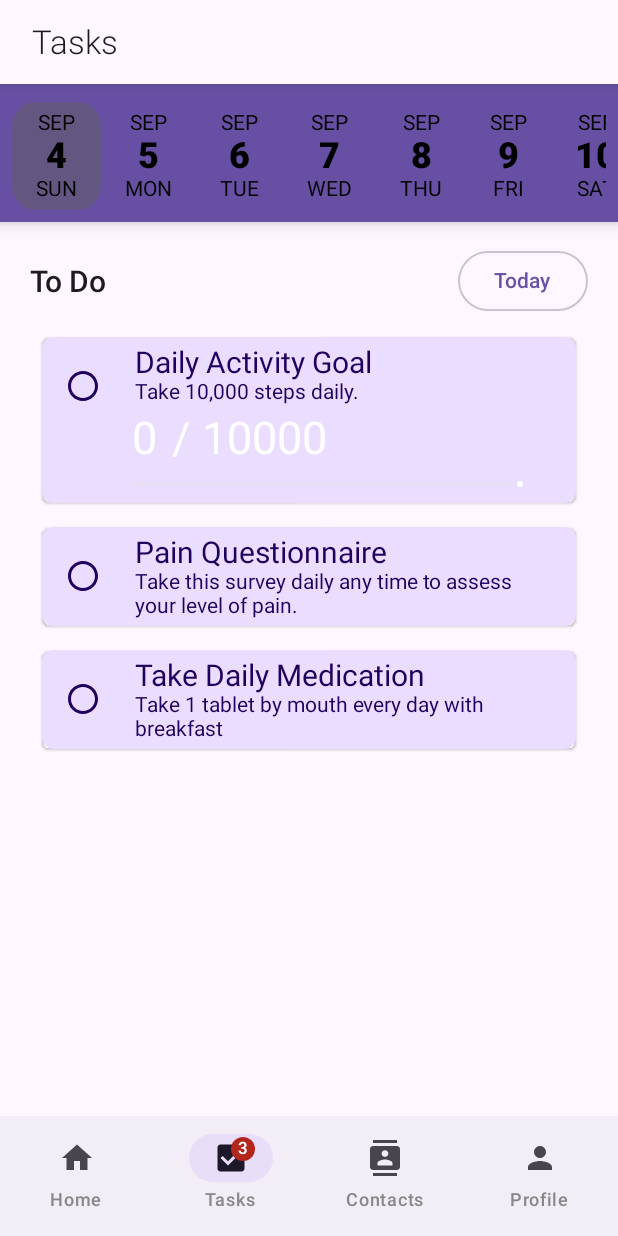
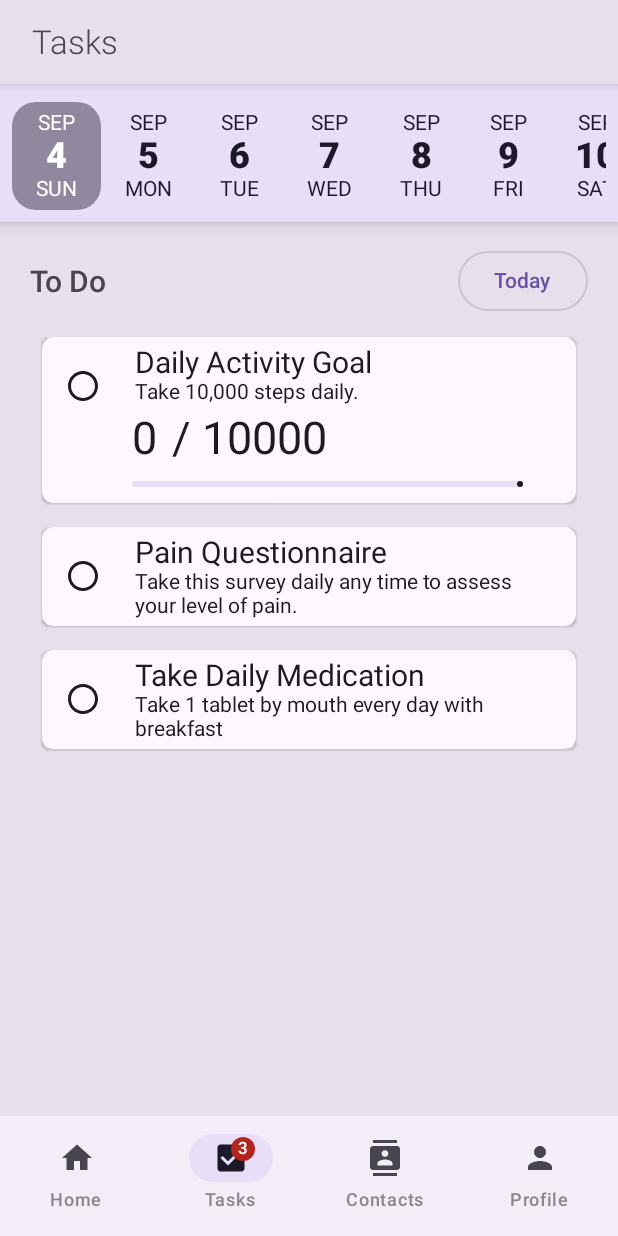
Before and after one commit to CardinalKit/CardinalKit-Android, an Android app built with Jetpack Compose: the @Preview function MainScreen, item 2 of the bottom bar chosen, on a phone screen of 412 x 824 dp. Run offline under Robolectric (Android 15) with nearby library versions, the phone set to English and light mode, and no system bars; our stand-ins replace Dagger/Hilt's generated code, Firebase (no records; nobody signed in at launch, a user with empty details on screens opened directly), Timber, accompanist; libraries missing offline, so code that uses them is left out: androidx.health.connect; 3 statements that could not run were skipped.

Commit message:
Updates all main screens

```diff
--- a/app/src/main/java/edu/stanford/cardinalkit/presentation/home/HomeScreen.kt
+++ b/app/src/main/java/edu/stanford/cardinalkit/presentation/home/HomeScreen.kt
@@ -42,15 +42,16 @@ fun HomeScreen(
                         text = stringResource(R.string.home_screen_title),
                         modifier = Modifier.padding(5.dp),
                         fontSize = 22.sp,
-                        fontWeight = FontWeight.Light
+                        fontWeight = FontWeight.Light,
+                        color = MaterialTheme.colorScheme.onSurfaceVariant
                     )
                 },
-                backgroundColor = MaterialTheme.colorScheme.background,
-                contentColor = MaterialTheme.colorScheme.onBackground
+                backgroundColor = MaterialTheme.colorScheme.surfaceVariant,
+                contentColor = MaterialTheme.colorScheme.onSurfaceVariant
             )
 
         },
-        containerColor = MaterialTheme.colorScheme.surface,
+        containerColor = MaterialTheme.colorScheme.surfaceVariant,
         content = { padding ->
             Column(
                 modifier = Modifier
--- a/app/src/main/java/edu/stanford/cardinalkit/presentation/home/components/CKSurveyCard.kt
+++ b/app/src/main/java/edu/stanford/cardinalkit/presentation/home/components/CKSurveyCard.kt
@@ -23,7 +23,7 @@ fun CKSurveyCard(){
         modifier = Modifier
             .width(165.dp)
             .height(165.dp),
-        backgroundColor = MaterialTheme.colorScheme.secondaryContainer,
+        backgroundColor = MaterialTheme.colorScheme.secondary,
         shape = RoundedCornerShape(18),
     ){
         Column(
@@ -37,20 +37,20 @@ fun CKSurveyCard(){
                     text= "Edit Card",
                     fontSize = 18.sp,
                     fontWeight = FontWeight.SemiBold,
-                    color = MaterialTheme.colorScheme.onSecondaryContainer
+                    color = MaterialTheme.colorScheme.onSecondary
                 )
             }
             Spacer(modifier = Modifier.height(6.dp))
             Text(
                 text = "Lorem ipsum dolor sit amet, consectetur adipiscing elit.",
                 fontSize = 13.sp,
-                color = MaterialTheme.colorScheme.onSecondaryContainer
+                color = MaterialTheme.colorScheme.onSecondary
             )
             Spacer(modifier = Modifier.height(10.dp))
             Text(
                 "See More",
                 fontSize = 13.sp,
-                color = MaterialTheme.colorScheme.onSecondaryContainer
+                color = MaterialTheme.colorScheme.onSecondary
             )
         }
     }
--- a/app/src/main/java/edu/stanford/cardinalkit/presentation/home/components/LearnMoreCard.kt
+++ b/app/src/main/java/edu/stanford/cardinalkit/presentation/home/components/LearnMoreCard.kt
@@ -32,7 +32,7 @@ fun LearnMoreCard(){
         modifier = Modifier
             .fillMaxWidth()
             .clickable { },
-        backgroundColor = MaterialTheme.colorScheme.primaryContainer,
+        backgroundColor = MaterialTheme.colorScheme.primary,
         shape = RoundedCornerShape(18)
     ){
         Column(
@@ -42,19 +42,19 @@ fun LearnMoreCard(){
         ) {
             Text(
                 text= "Learn About CardinalKit",
-                color = MaterialTheme.colorScheme.onPrimaryContainer,
+                color = MaterialTheme.colorScheme.onPrimary,
                 fontWeight= FontWeight.SemiBold,
                 modifier = Modifier.padding(bottom = 5.dp),
                 fontSize = 20.sp
             )
             Text(
                 text= "Visit Cardinalkit.org",
-                color = MaterialTheme.colorScheme.onPrimaryContainer
+                color = MaterialTheme.colorScheme.onPrimary
             )
             Spacer(modifier = Modifier.height(40.dp))
             Text(
                 text= "See More",
-                color = MaterialTheme.colorScheme.onPrimaryContainer,
+                color = MaterialTheme.colorScheme.onPrimary,
                 fontWeight = FontWeight.SemiBold
             )
         }
--- a/app/src/main/java/edu/stanford/cardinalkit/presentation/home/components/StepsCard.kt
+++ b/app/src/main/java/edu/stanford/cardinalkit/presentation/home/components/StepsCard.kt
@@ -24,7 +24,7 @@ fun StepsCard(
             .width(165.dp)
             .height(165.dp)
             .clickable { },
-        backgroundColor = MaterialTheme.colorScheme.tertiaryContainer,
+        backgroundColor = MaterialTheme.colorScheme.tertiary,
         shape = RoundedCornerShape(18),
     ){
         Column(
@@ -38,12 +38,12 @@ fun StepsCard(
             Text(
                 text = "Steps",
                 fontSize = 25.sp,
-                color = MaterialTheme.colorScheme.onTertiaryContainer
+                color = MaterialTheme.colorScheme.onTertiary
             )
             Text(
                 text= viewModel.totalStepsToday.value.toString(),
                 fontSize = 40.sp,
-                color = MaterialTheme.colorScheme.onTertiaryContainer
+                color = MaterialTheme.colorScheme.onTertiary
             )
         }
     }
--- a/app/src/main/java/edu/stanford/cardinalkit/presentation/home/components/TaskCardUI.kt
+++ b/app/src/main/java/edu/stanford/cardinalkit/presentation/home/components/TaskCardUI.kt
@@ -51,7 +51,7 @@ fun TaskCardUI(
                     )
                 }
         Card(
-            backgroundColor = MaterialTheme.colorScheme.primaryContainer,
+            backgroundColor = MaterialTheme.colorScheme.surface,
             modifier = Modifier
                 .fillMaxWidth(),
             elevation = 0.dp,
@@ -65,26 +65,29 @@ fun TaskCardUI(
                     Text(
                         text = stringResource(R.string.task_progress),
                         fontSize = 15.sp,
-                        fontWeight = FontWeight.Medium
+                        fontWeight = FontWeight.Medium,
+                        color = MaterialTheme.colorScheme.onSurface
                     )
                     Spacer(modifier = Modifier.height(6.dp))
                     Row {
                         androidx.compose.material3.Icon(
                             imageVector = Icons.Filled.Assignment,
-                            contentDescription = "Complete a survey"
+                            contentDescription = "Complete a survey",
                         )
                         Spacer(modifier = Modifier.width(6.dp))
                         Text(
                             text = annotatedString1.toAnnotatedString(),
                             fontSize = 18.sp,
-                            fontWeight = FontWeight.ExtraBold
+                            fontWeight = FontWeight.ExtraBold,
+                            color = MaterialTheme.colorScheme.onSurface
                         )
                     }
                     Spacer(modifier = Modifier.height(6.dp))
                     Text(
                         text = stringResource(R.string.motivational_message),
                         fontSize = 14.sp,
-                        fontWeight = FontWeight.Normal
+                        fontWeight = FontWeight.Normal,
+                        color = MaterialTheme.colorScheme.onSurface
                     )
                 }
                 val num =
@@ -123,14 +126,15 @@ fun TaskProgressBar(percentage: Float) {
             )
         }
 
-        val annotatedString2 =
+        val percentDoneString =
             AnnotatedString.Builder("${percentage.toInt()}%\n${stringResource(R.string.done)}")
 
         Text(
-            text = annotatedString2.toAnnotatedString(),
+            text = percentDoneString.toAnnotatedString(),
             fontSize = 18.sp,
             fontWeight = FontWeight.Bold,
-            textAlign = TextAlign.Center
+            textAlign = TextAlign.Center,
+            color = MaterialTheme.colorScheme.primary
         )
     }
 }
--- a/app/src/main/java/edu/stanford/cardinalkit/presentation/profile/components/UserCard.kt
+++ b/app/src/main/java/edu/stanford/cardinalkit/presentation/profile/components/UserCard.kt
@@ -21,7 +21,7 @@ fun UserCard(
             .fillMaxWidth()
             .padding(vertical = 5.dp)
             .clickable { },
-        colors = CardDefaults.cardColors(MaterialTheme.colorScheme.background)
+        colors = CardDefaults.cardColors(MaterialTheme.colorScheme.surfaceVariant)
     ) {
         Column()
         {
--- a/app/src/main/java/edu/stanford/cardinalkit/presentation/tasks/TasksScreen.kt
+++ b/app/src/main/java/edu/stanford/cardinalkit/presentation/tasks/TasksScreen.kt
@@ -33,14 +33,15 @@ fun TasksScreen(
                             text = stringResource(R.string.tasks_screen_title),
                             modifier = Modifier.padding(5.dp),
                             fontSize = 22.sp,
-                            fontWeight = FontWeight.Light
+                            fontWeight = FontWeight.Light,
+                            color = MaterialTheme.colorScheme.onSurfaceVariant
                         )
                     }
                 },
-                backgroundColor = MaterialTheme.colorScheme.background,
-                contentColor = MaterialTheme.colorScheme.onBackground)
+                backgroundColor = MaterialTheme.colorScheme.surfaceVariant,
+                contentColor = MaterialTheme.colorScheme.onSurfaceVariant)
         },
-        containerColor = MaterialTheme.colorScheme.background,
+        containerColor = MaterialTheme.colorScheme.surfaceVariant,
         content = { padding ->
             Column(modifier = Modifier.padding(padding)){
                 DatePickerTimeline(
@@ -49,7 +50,9 @@ fun TasksScreen(
                         viewModel.setDate(selectedDate)
                     },
                     selectedBackgroundColor = MaterialTheme.colorScheme.secondary,
-                    backgroundColor = MaterialTheme.colorScheme.primary,
+                    backgroundColor = MaterialTheme.colorScheme.secondaryContainer,
+                    selectedTextColor = MaterialTheme.colorScheme.onSecondary,
+                    dateTextColor = MaterialTheme.colorScheme.onSecondaryContainer,
                     state = datePickerState
                 )
                 Row(modifier= Modifier
--- a/app/src/main/java/edu/stanford/cardinalkit/presentation/tasks/components/StepGoalProgress.kt
+++ b/app/src/main/java/edu/stanford/cardinalkit/presentation/tasks/components/StepGoalProgress.kt
@@ -44,18 +44,18 @@ fun StepGoalProgress(
         Text(
             text = "$totalStepsToday",
             fontSize = 30.sp,
-            color = MaterialTheme.colorScheme.onPrimary
+            color = MaterialTheme.colorScheme.onSurface
         )
         Spacer(modifier = Modifier.width(10.dp))
         Text(
             text = "/ $goal",
             fontSize = 30.sp,
-            color = MaterialTheme.colorScheme.onPrimary
+            color = MaterialTheme.colorScheme.onSurface
         )
     }
     LinearProgressIndicator(
         progress = progress,
         modifier = Modifier.fillMaxWidth().padding(5.dp),
-        color = MaterialTheme.colorScheme.onPrimary
+        color = MaterialTheme.colorScheme.onSurface
     )
 }
--- a/app/src/main/java/edu/stanford/cardinalkit/presentation/tasks/components/TaskCard.kt
+++ b/app/src/main/java/edu/stanford/cardinalkit/presentation/tasks/components/TaskCard.kt
@@ -93,7 +93,7 @@ fun TaskCard(
                         .show()
                 }
             },
-        colors = CardDefaults.cardColors(MaterialTheme.colorScheme.primaryContainer)
+        colors = CardDefaults.cardColors(MaterialTheme.colorScheme.surface)
     ) {
         Column(
             modifier = Modifier
@@ -109,14 +109,14 @@ fun TaskCard(
                     if (completed.value) {
                         Icon(
                             imageVector = Icons.Filled.CheckCircle,
-                            tint = MaterialTheme.colorScheme.onPrimaryContainer,
+                            tint = MaterialTheme.colorScheme.onSurface,
                             contentDescription = "Task Completed",
                             modifier = Modifier.padding(15.dp)
                         )
                     } else {
                         Icon(
                             imageVector = Icons.Outlined.Circle,
-                            tint = MaterialTheme.colorScheme.onPrimaryContainer,
+                            tint = MaterialTheme.colorScheme.onSurface,
                             contentDescription = "Complete a task",
                             modifier = Modifier.padding(15.dp)
                         )
@@ -129,13 +129,13 @@ fun TaskCard(
                         text = task.title,
                         modifier = Modifier.padding(horizontal = 7.dp),
                         fontSize = 20.sp,
-                        color = MaterialTheme.colorScheme.onPrimaryContainer
+                        color = MaterialTheme.colorScheme.onSurface
                     )
                     Text(
                         text = task.description,
                         modifier = Modifier.padding(horizontal = 7.dp),
                         fontSize = 14.sp,
-                        color = MaterialTheme.colorScheme.onPrimaryContainer
+                        color = MaterialTheme.colorScheme.onSurface
                     )
                     /**
                      * Additional widgets with information for specific task types
```
Also changed, not shown: app/src/main/java/edu/stanford/cardinalkit/presentation/contacts/ContactsScreen.kt (+5 -4 lines), app/src/main/java/edu/stanford/cardinalkit/presentation/contacts/components/ContactCard.kt (+6 -6 lines), app/src/main/java/edu/stanford/cardinalkit/presentation/onboarding/OnboardingScreen.kt (+16 -17 lines), app/src/main/java/edu/stanford/cardinalkit/presentation/profile/ProfileScreen.kt (+5 -4 lines), app/src/main/java/edu/stanford/cardinalkit/presentation/welcome/JoinStudyScreen.kt (+10 -14 lines).
